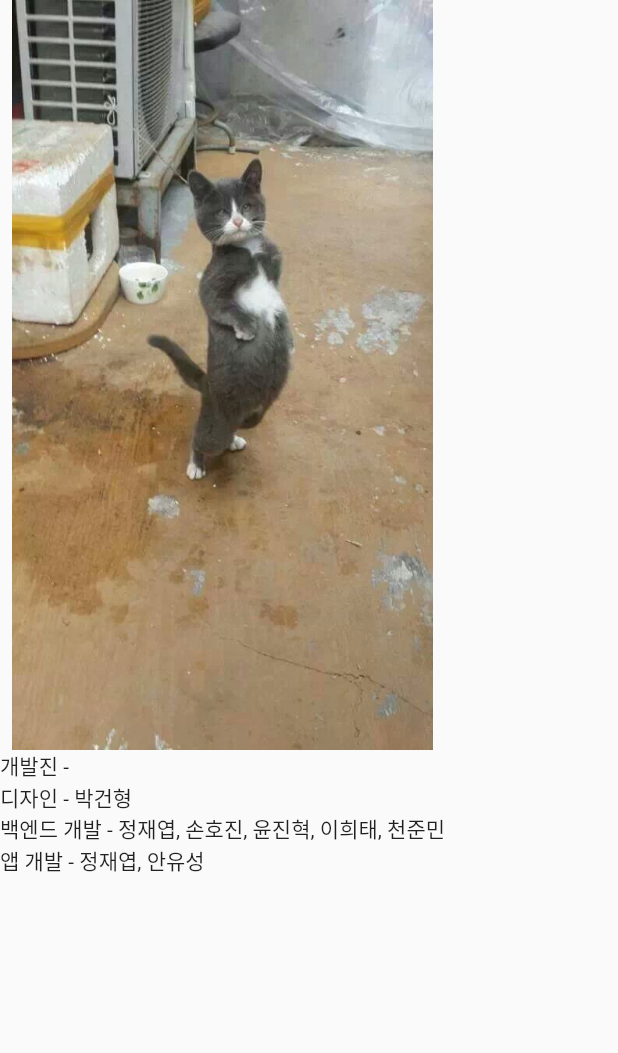
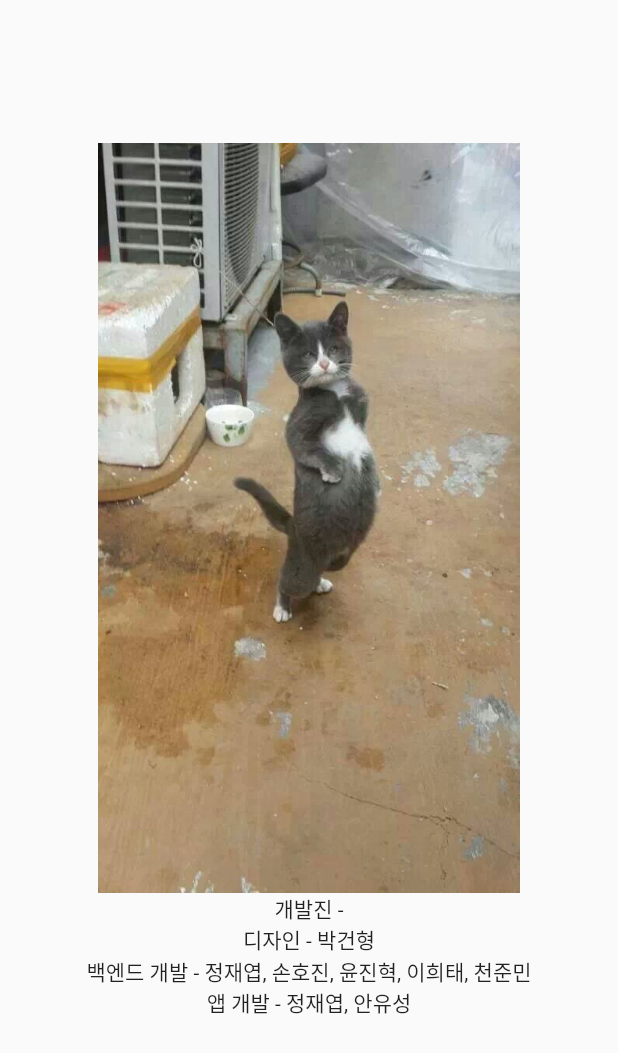
Before and after one commit to woduq1414/yammeal-flutter, a Flutter app: the EasterEgg screen opened directly, on a phone screen of 412 x 824 dp. Shown: the top 1053 px of the screen. Run offline on Flutter 3.47's test engine with Material 2 defaults, Android fonts, the phone set to English and light mode, and no system bars; our stand-ins replace carousel_slider, date_format, flutter_secure_storage, image_picker, modal_progress_hud, table_calendar; missing offline and left inert: kakao_flutter_sdk, speech_bubble; accounts and stored records are empty; Roboto replaces fonts that are missing (GmarketSans).

Commit message:
여러가지

```diff
--- a/lib/UIs/esteregg.dart
+++ b/lib/UIs/esteregg.dart
@@ -5,13 +5,17 @@ class EasterEgg extends StatelessWidget {
   @override
   Widget build(BuildContext context) {
     return Scaffold(
-      body: Container(
-        child: Column(
-          children: <Widget>[
-            Image.asset('assets/easter.jpg', height: 500,),
-            Text('개발진 - \n디자인 - 박건형\n백엔드 개발 - 정재엽, 손호진, 윤진혁, 이희태, 천준민\n앱 개발 - 정재엽, 안유성'),
-            SizedBox(height: 50,)
-          ],
+      body: Center(
+        child: Container(
+          child: Column(
+            mainAxisAlignment: MainAxisAlignment.center,
+            crossAxisAlignment: CrossAxisAlignment.center,
+            children: <Widget>[
+              Image.asset('assets/easter.jpg', height: 500,),
+              Text('개발진 - \n디자인 - 박건형\n백엔드 개발 - 정재엽, 손호진, 윤진혁, 이희태, 천준민\n앱 개발 - 정재엽, 안유성', textAlign: TextAlign.center,),
+              SizedBox(height: 50,)
+            ],
+          ),
         ),
       ),
     );
--- a/lib/common/font.dart
+++ b/lib/common/font.dart
@@ -48,5 +48,7 @@ class FontSize{
 }
 
 class Font {
-
+  static const FontWeight normal = FontWeight.w500;
+  static const FontWeight bold = FontWeight.w700;
+  static const FontWeight light = FontWeight.w100;
 }
--- a/lib/main.dart
+++ b/lib/main.dart
@@ -47,6 +47,7 @@ class KakaoLoginTest extends StatelessWidget {
             '/FirstPage': (BuildContext context) => new FirstPage(),
           },
           theme: ThemeData(
+            fontFamily: "GmarketSans",
 
             // This is the theme of your application.
             //
--- a/pubspec.yaml
+++ b/pubspec.yaml
@@ -93,7 +93,8 @@ flutter:
        fonts:
          - asset: assets/font/GmarketSansTTFBold.ttf
          - asset: assets/font/GmarketSansTTFMedium.ttf
-           weight: 700
+           weight: 500
+
 
   # For details regarding fonts from package dependencies,
   # see https://flutter.dev/custom-fonts/#from-packages
```
Also changed, not shown: lib/UIs/main_page.dart (+35 -20 lines), lib/UIs/meal_detail.dart (+17 -19 lines), pubspec.lock.
